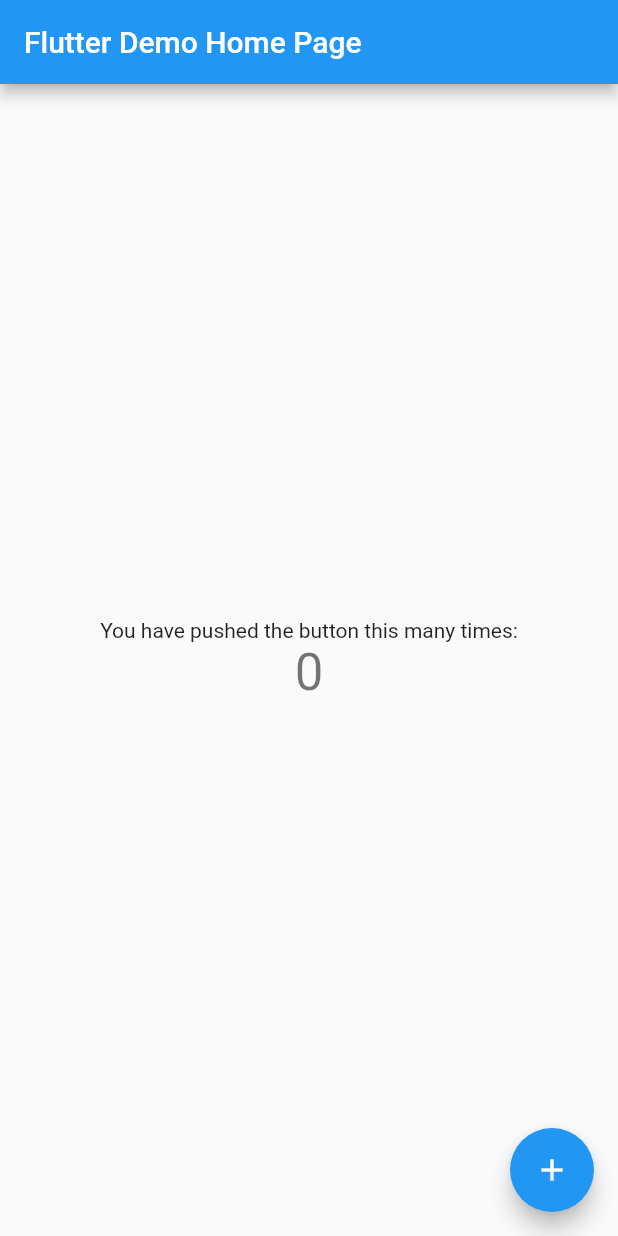
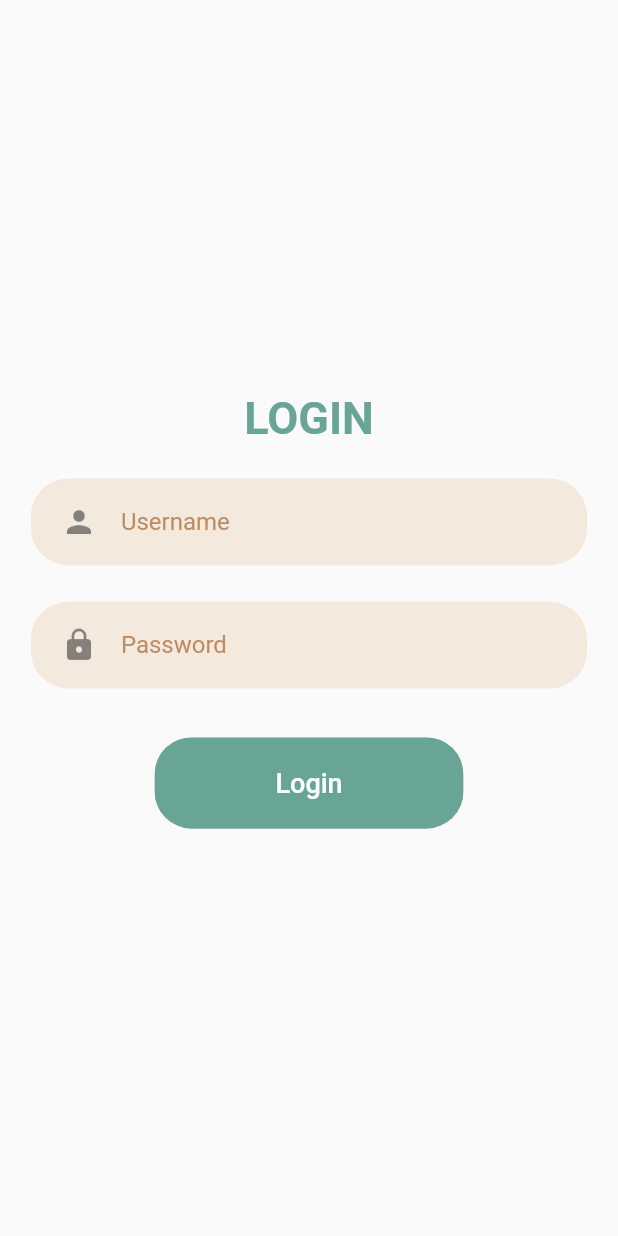
Before and after one commit to trucdiep2626/avengers-project, a Flutter app: the screen it shows after launch, on a phone screen of 412 x 824 dp. Run offline on Flutter 3.47's test engine with Material 2 defaults, Android fonts, the phone set to English and light mode, and no system bars; our stand-ins replace flutter_riverpod.

Commit message:
Update UI & libs

```diff
--- /dev/null
+++ b/lib/components/constants.dart
@@ -0,0 +1,7 @@
+import 'dart:ui';
+
+class Constants {
+  static const primaryColor = Color(0xff68A596);
+  static const primaryLightColor = Color(0xffF3E9DD);
+  static const textColor = Color(0xffBE8C63);
+}
--- /dev/null
+++ b/lib/components/rounded_button.dart
@@ -0,0 +1,32 @@
+import 'package:avengers_project/components/constants.dart';
+import 'package:avengers_project/components/utils.dart';
+import 'package:flutter/material.dart';
+
+class RoundedButton extends StatelessWidget with Utils {
+  final String label;
+  final VoidCallback press;
+  const RoundedButton({Key? key, required this.label, required this.press})
+      : super(key: key);
+
+  @override
+  Widget build(BuildContext context) {
+    return Container(
+      margin: const EdgeInsets.symmetric(vertical: 10),
+      width: screenWidth(context) * 0.5,
+      child: ClipRRect(
+        borderRadius: BorderRadius.circular(25),
+        child: ElevatedButton(
+          child: Text(
+            label,
+            style: Utils.textMedium.copyWith(color: Colors.white),
+          ),
+          onPressed: press,
+          style: ElevatedButton.styleFrom(
+            primary: Constants.primaryColor,
+            padding: const EdgeInsets.symmetric(horizontal: 20, vertical: 20),
+          ),
+        ),
+      ),
+    );
+  }
+}
--- /dev/null
+++ b/lib/components/rounded_input_field.dart
@@ -0,0 +1,33 @@
+import 'package:avengers_project/components/constants.dart';
+import 'package:avengers_project/components/text_field_container.dart';
+import 'package:flutter/material.dart';
+
+class RoundedInputField extends StatelessWidget {
+  final TextEditingController textController;
+  final String hintText;
+  final IconData? icon;
+  final bool? obscureText;
+  const RoundedInputField(
+      {Key? key,
+      required this.textController,
+      required this.hintText,
+      this.icon,
+      this.obscureText})
+      : super(key: key);
+
+  @override
+  Widget build(BuildContext context) {
+    return TextFieldContainer(
+      child: TextFormField(
+        controller: textController,
+        obscureText: obscureText ?? false,
+        decoration: InputDecoration(
+          hintText: hintText,
+          hintStyle: const TextStyle(color: Constants.textColor),
+          border: InputBorder.none,
+          icon: Icon(icon),
+        ),
+      ),
+    );
+  }
+}
--- /dev/null
+++ b/lib/components/routes.dart
@@ -0,0 +1,10 @@
+import 'package:avengers_project/screens/home/home_screen.dart';
+import 'package:avengers_project/screens/login/login_screen.dart';
+import 'package:avengers_project/screens/password_change/password_change_screen.dart';
+import 'package:flutter/material.dart';
+
+final Map<String, WidgetBuilder> routes = {
+  LoginScreen.routeName: (_) => const LoginScreen(),
+  HomeScreen.routeName: (_) => const HomeScreen(),
+  PasswordChangeScreen.routeName: (_) => const PasswordChangeScreen(),
+};
--- /dev/null
+++ b/lib/components/text_field_container.dart
@@ -0,0 +1,22 @@
+import 'package:avengers_project/components/constants.dart';
+import 'package:avengers_project/components/utils.dart';
+import 'package:flutter/material.dart';
+
+class TextFieldContainer extends StatelessWidget with Utils {
+  final Widget child;
+  const TextFieldContainer({Key? key, required this.child}) : super(key: key);
+
+  @override
+  Widget build(BuildContext context) {
+    return Container(
+      margin: const EdgeInsets.symmetric(vertical: 10),
+      padding: const EdgeInsets.symmetric(horizontal: 20, vertical: 5),
+      width: screenWidth(context) * 0.9,
+      decoration: BoxDecoration(
+        color: Constants.primaryLightColor,
+        borderRadius: BorderRadius.circular(25),
+      ),
+      child: child,
+    );
+  }
+}
--- /dev/null
+++ b/lib/components/utils.dart
@@ -0,0 +1,31 @@
+import 'package:avengers_project/components/constants.dart';
+import 'package:flutter/cupertino.dart';
+
+mixin Utils {
+  void pushName(BuildContext context, String routeName) {
+    Navigator.of(context).pushNamed(routeName);
+  }
+
+  double screenHeight(BuildContext context) {
+    return MediaQuery.of(context).size.height;
+  }
+
+  double screenWidth(BuildContext context) {
+    return MediaQuery.of(context).size.width;
+  }
+
+  // text style
+  static const TextStyle textRegular = TextStyle(
+    fontWeight: FontWeight.w400,
+    fontSize: 18,
+    color: Constants.primaryColor,
+  );
+
+  static final TextStyle textMedium = textRegular.copyWith(
+    fontWeight: FontWeight.w500,
+  );
+
+  static final TextStyle textBold = textRegular.copyWith(
+    fontWeight: FontWeight.w700,
+  );
+}
--- a/lib/main.dart
+++ b/lib/main.dart
@@ -1,7 +1,10 @@
+import 'package:avengers_project/components/routes.dart';
+import 'package:avengers_project/screens/login/login_screen.dart';
 import 'package:flutter/material.dart';
+import 'package:flutter_riverpod/flutter_riverpod.dart';
 
 void main() {
-  runApp(const MyApp());
+  runApp(const ProviderScope(child: MyApp()));
 }
 
 class MyApp extends StatelessWidget {
@@ -11,105 +14,10 @@ class MyApp extends StatelessWidget {
   @override
   Widget build(BuildContext context) {
     return MaterialApp(
-      title: 'Flutter Demo',
-      theme: ThemeData(
-        // This is the theme of your application.
-        //
-        // Try running your application with "flutter run". You'll see the
-        // application has a blue toolbar. Then, without quitting the app, try
-        // changing the primarySwatch below to Colors.green and then invoke
-        // "hot reload" (press "r" in the console where you ran "flutter run",
-        // or simply save your changes to "hot reload" in a Flutter IDE).
-        // Notice that the counter didn't reset back to zero; the application
-        // is not restarted.
-        primarySwatch: Colors.blue,
-      ),
-      home: const MyHomePage(title: 'Flutter Demo Home Page'),
+      title: 'Flutter AppWrite Demo',
+      debugShowCheckedModeBanner: false,
+      routes: routes,
+      initialRoute: LoginScreen.routeName,
     );
   }
 }
-
-class MyHomePage extends StatefulWidget {
-  const MyHomePage({Key? key, required this.title}) : super(key: key);
-
-  // This widget is the home page of your application. It is stateful, meaning
-  // that it has a State object (defined below) that contains fields that affect
-  // how it looks.
-
-  // This class is the configuration for the state. It holds the values (in this
-  // case the title) provided by the parent (in this case the App widget) and
-  // used by the build method of the State. Fields in a Widget subclass are
-  // always marked "final".
-
-  final String title;
-
-  @override
-  State<MyHomePage> createState() => _MyHomePageState();
-}
-
-class _MyHomePageState extends State<MyHomePage> {
-  int _counter = 0;
-
-  void _incrementCounter() {
-    setState(() {
-      // This call to setState tells the Flutter framework that something has
-      // changed in this State, which causes it to rerun the build method below
-      // so that the display can reflect the updated values. If we changed
-      // _counter without calling setState(), then the build method would not be
-      // called again, and so nothing would appear to happen.
-      _counter++;
-    });
-  }
-
-  @override
-  Widget build(BuildContext context) {
-    // This method is rerun every time setState is called, for instance as done
-    // by the _incrementCounter method above.
-    //
-    // The Flutter framework has been optimized to make rerunning build methods
-    // fast, so that you can just rebuild anything that needs updating rather
-    // than having to individually change instances of widgets.
-    return Scaffold(
-      appBar: AppBar(
-        // Here we take the value from the MyHomePage object that was created by
-        // the App.build method, and use it to set our appbar title.
-        title: Text(widget.title),
-      ),
-      body: Center(
-        // Center is a layout widget. It takes a single child and positions it
-        // in the middle of the parent.
-        child: Column(
-          // Column is also a layout widget. It takes a list of children and
-          // arranges them vertically. By default, it sizes itself to fit its
-          // children horizontally, and tries to be as tall as its parent.
-          //
-          // Invoke "debug painting" (press "p" in the console, choose the
-          // "Toggle Debug Paint" action from the Flutter Inspector in Android
-          // Studio, or the "Toggle Debug Paint" command in Visual Studio Code)
-          // to see the wireframe for each widget.
-          //
-          // Column has various properties to control how it sizes itself and
-          // how it positions its children. Here we use mainAxisAlignment to
-          // center the children vertically; the main axis here is the vertical
-          // axis because Columns are vertical (the cross axis would be
-          // horizontal).
-          mainAxisAlignment: MainAxisAlignment.center,
-          children: <Widget>[
-            const Text(
-              'You have pushed the button this many times:',
-            ),
-            Text(
-              '$_counter',
-              style: Theme.of(context).textTheme.headline4,
-            ),
-          ],
-        ),
-      ),
-      floatingActionButton: FloatingActionButton(
-        onPressed: _incrementCounter,
-        tooltip: 'Increment',
-        child: const Icon(Icons.add),
-      ), // This trailing comma makes auto-formatting nicer for build methods.
-    );
-  }
-}
--- /dev/null
+++ b/lib/screens/login/login_screen.dart
@@ -0,0 +1,58 @@
+import 'package:avengers_project/components/constants.dart';
+import 'package:avengers_project/components/rounded_button.dart';
+import 'package:avengers_project/components/rounded_input_field.dart';
+import 'package:avengers_project/components/utils.dart';
+import 'package:avengers_project/screens/home/home_screen.dart';
+import 'package:flutter/material.dart';
+
+class LoginScreen extends StatelessWidget with Utils {
+  const LoginScreen({Key? key}) : super(key: key);
+
+  static String routeName = '/login';
+
+  @override
+  Widget build(BuildContext context) {
+    final userNameController = TextEditingController();
+    final passwordController = TextEditingController();
+
+    return Scaffold(
+      body: SafeArea(
+        child: Center(
+          child: Column(
+            mainAxisAlignment: MainAxisAlignment.center,
+            children: [
+              Text(
+                "LOGIN",
+                style: Utils.textBold.copyWith(fontSize: 30),
+              ),
+              SizedBox(
+                height: screenWidth(context) * 0.03,
+              ),
+              RoundedInputField(
+                textController: userNameController,
+                hintText: 'Username',
+                icon: Icons.person,
+              ),
+              SizedBox(
+                height: screenWidth(context) * 0.01,
+              ),
+              RoundedInputField(
+                textController: passwordController,
+                obscureText: true,
+                hintText: 'Password',
+                icon: Icons.lock,
+              ),
+              SizedBox(
+                height: screenWidth(context) * 0.03,
+              ),
+              RoundedButton(
+                label: 'Login',
+                press: () => pushName(context, HomeScreen.routeName),
+              ),
+            ],
+          ),
+        ),
+      ),
+    );
+  }
+}
--- a/pubspec.yaml
+++ b/pubspec.yaml
@@ -49,6 +49,9 @@ dependencies:
 
   # Local storage
   shared_preferences: ^2.0.12
+
+  # Appwrite
+  appwrite: ^4.0.1
 
 dev_dependencies:
   flutter_test:
```
Also changed, not shown: lib/screens/home/home_screen.dart (added, +42 -0 lines), lib/screens/password_change/password_change_screen.dart (added, +79 -0 lines).
